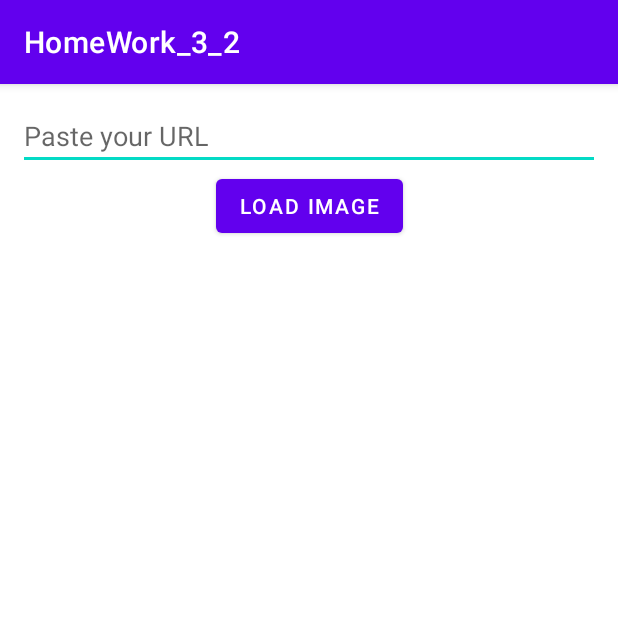
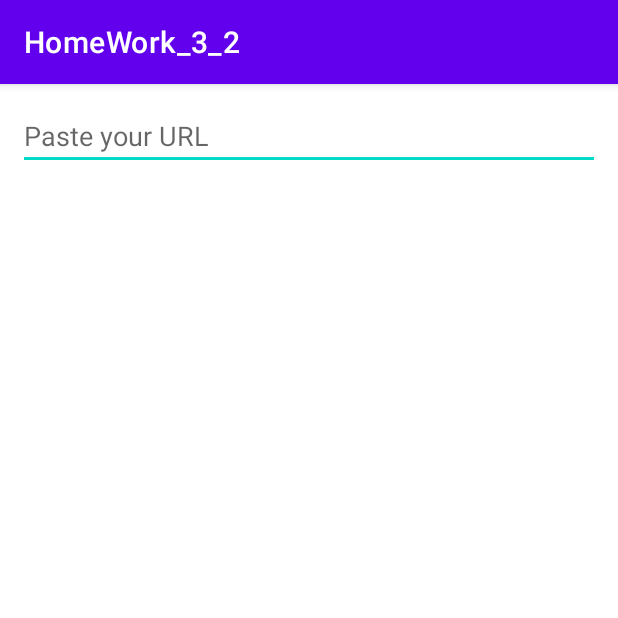
Before and after one commit to Pipssec/AstonHW_3_2_Java_with_Hard, an Android app: the screen it shows after launch (MainActivity), on a phone screen of 412 x 824 dp, the top half of it. Run offline under Robolectric (Android 15) with nearby library versions, the phone set to English and light mode, and no system bars; our stand-ins replace Picasso.

Commit message:
Experimental code

```diff
--- a/app/src/main/java/com/example/homework_3_2/MainActivity.java
+++ b/app/src/main/java/com/example/homework_3_2/MainActivity.java
@@ -20,10 +20,9 @@ public class MainActivity extends AppCompatActivity {
         ActivityMainBinding binding = ActivityMainBinding.inflate(getLayoutInflater());
         View view = binding.getRoot();
         setContentView(view);
-        Button loadButton = binding.openWebsiteButton;
         ImageView imageLoadLibrary = binding.imageViewPictureLibrary;
         EditText editTextUrl = binding.websiteEdittext;
-        loadButton.setOnClickListener(new View.OnClickListener() {
+        editTextUrl.setOnClickListener(new View.OnClickListener() {
             @Override
             public void onClick(View v) {
                 String url = editTextUrl.getText().toString();
--- a/app/src/main/res/layout/activity_main.xml
+++ b/app/src/main/res/layout/activity_main.xml
@@ -17,21 +17,12 @@
         android:hint="@string/paste_picture_URL"
         />
 
-    <Button
-        android:id="@+id/open_website_button"
-        android:layout_width="wrap_content"
-        android:layout_height="wrap_content"
-        android:layout_marginBottom="24dp"
-        android:text="@string/button_uri"
-        app:layout_constraintTop_toBottomOf="@+id/website_edittext"
-        app:layout_constraintStart_toStartOf="parent"
-        app:layout_constraintEnd_toEndOf="parent" />
 
     <ImageView
         android:id="@+id/image_view_picture_library"
         android:layout_width="wrap_content"
         android:layout_height="wrap_content"
-        app:layout_constraintTop_toBottomOf="@+id/open_website_button"
+        app:layout_constraintTop_toBottomOf="@+id/website_edittext"
         app:layout_constraintStart_toStartOf="parent"
         app:layout_constraintEnd_toEndOf="parent"
         app:layout_constraintBottom_toBottomOf="parent"
```
